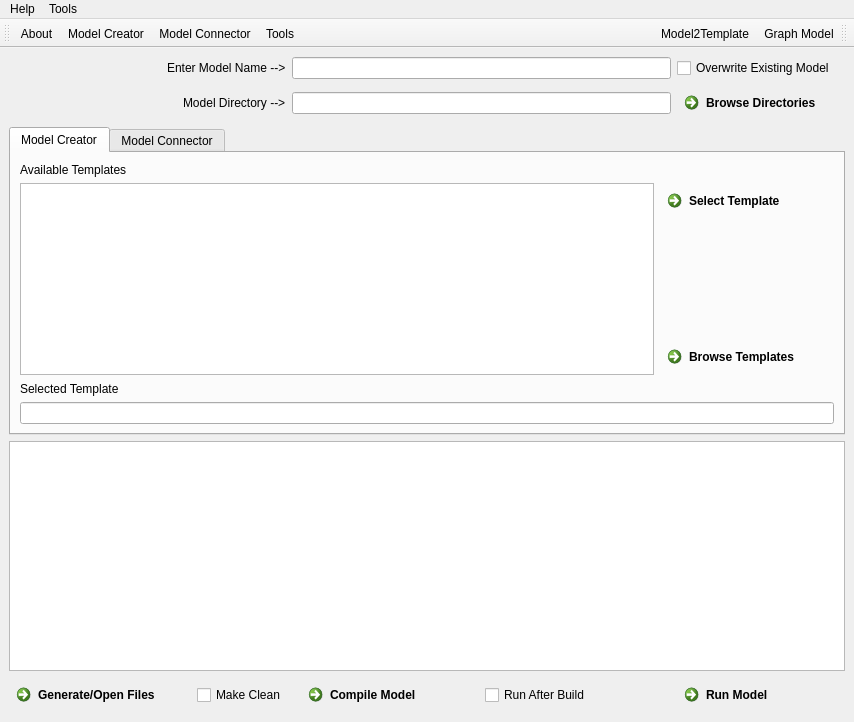
Before: the Qt Designer form resources/sstGUI.ui in lpsmodsimteam/sst-config-gui, drawn with Qt 5.
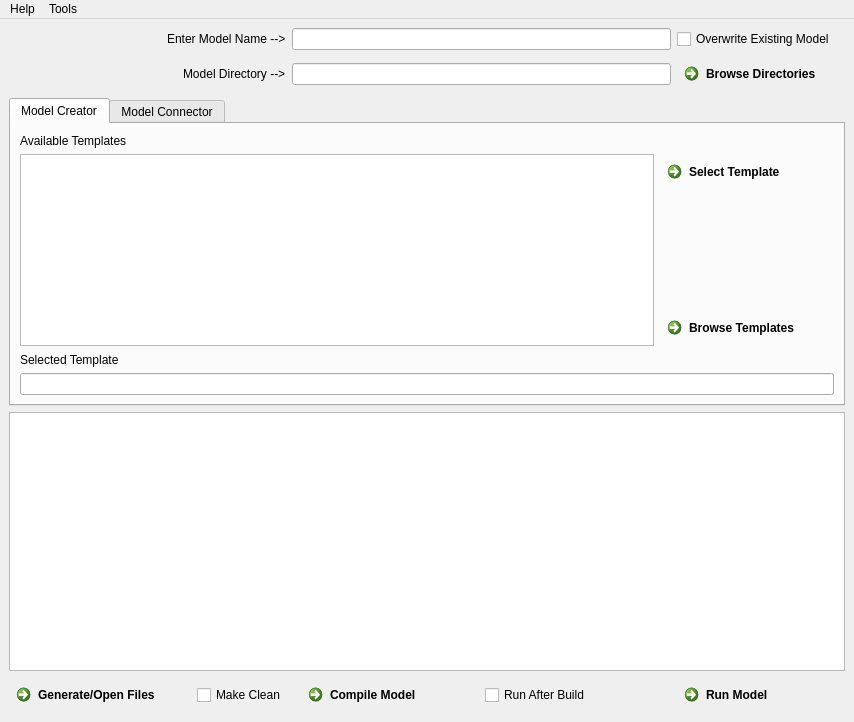
After: the same form once the commit is applied. Icons and pictures are not drawn.

Commit message: Removed toolbar

Diff of the .ui file:
```diff
--- a/resources/sstGUI.ui
+++ b/resources/sstGUI.ui
@@ -354,43 +354,6 @@
    <addaction name="menuHelp"/>
    <addaction name="menuTools"/>
   </widget>
-  <widget class="QToolBar" name="toolBarHelp">
-   <property name="windowTitle">
-    <string>toolBar</string>
-   </property>
-   <property name="toolTip">
-    <string>Help options</string>
-   </property>
-   <attribute name="toolBarArea">
-    <enum>TopToolBarArea</enum>
-   </attribute>
-   <attribute name="toolBarBreak">
-    <bool>false</bool>
-   </attribute>
-   <addaction name="actionAbout"/>
-   <addaction name="actionModel_Creator"/>
-   <addaction name="actionModel_Connector"/>
-   <addaction name="actionTools"/>
-  </widget>
-  <widget class="QToolBar" name="toolBarTools">
-   <property name="windowTitle">
-    <string>toolBar_2</string>
-   </property>
-   <property name="toolTip">
-    <string>Tools</string>
-   </property>
-   <property name="layoutDirection">
-    <enum>Qt::RightToLeft</enum>
-   </property>
-   <attribute name="toolBarArea">
-    <enum>TopToolBarArea</enum>
-   </attribute>
-   <attribute name="toolBarBreak">
-    <bool>false</bool>
-   </attribute>
-   <addaction name="actionGraph"/>
-   <addaction name="actionModel2Template"/>
-  </widget>
   <action name="actionAbout">
    <property name="text">
     <string>About</string>
```
